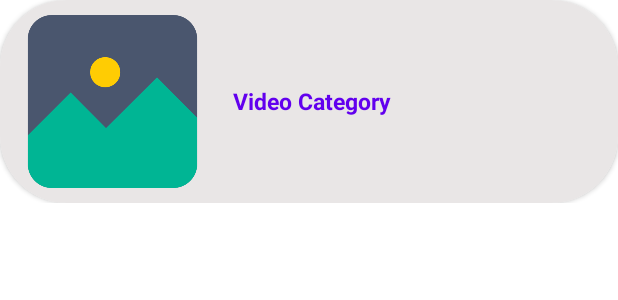
After one commit to CarlosTaipe/YoutubeListingApp, an Android app: the layout item_video_list.xml on its own in the app's theme, with its tools: preview values and no code run, on a phone screen of 412 x 824 dp. The commit adds this screen. Shown: the top 300 px of the screen. Run offline under Robolectric (Android 15) with nearby library versions, the phone set to English and light mode, and no system bars.

Commit message:
load videoList in Progress!

```diff
--- a/app/src/main/java/com/cdta/youtubelistingapp/MainActivity.kt
+++ b/app/src/main/java/com/cdta/youtubelistingapp/MainActivity.kt
@@ -4,7 +4,6 @@ import android.content.Intent
 import android.os.Bundle
 import android.util.Log
 import android.view.View
-import android.widget.Toast
 import androidx.appcompat.app.AppCompatActivity
 import androidx.recyclerview.widget.LinearLayoutManager
 import com.cdta.youtubelistingapp.adapter.CategoryAdapter
--- a/app/src/main/java/com/cdta/youtubelistingapp/VideoList.kt
+++ b/app/src/main/java/com/cdta/youtubelistingapp/VideoList.kt
@@ -1,15 +1,12 @@
 package com.cdta.youtubelistingapp
 
-import androidx.appcompat.app.AppCompatActivity
 import android.os.Bundle
 import android.util.Log
-import android.view.View
 import android.widget.Toast
-import com.cdta.youtubelistingapp.model.Category
+import androidx.appcompat.app.AppCompatActivity
 import com.cdta.youtubelistingapp.model.Video
 import com.parse.ParseObject
 import com.parse.ParseQuery
-import kotlinx.android.synthetic.main.activity_main.*
 
 class VideoList : AppCompatActivity() {
 
--- a/app/src/main/java/com/cdta/youtubelistingapp/adapter/CategoryAdapter.kt
+++ b/app/src/main/java/com/cdta/youtubelistingapp/adapter/CategoryAdapter.kt
@@ -7,12 +7,12 @@ import androidx.recyclerview.widget.RecyclerView
 import com.cdta.youtubelistingapp.R
 import com.cdta.youtubelistingapp.model.Category
 import com.squareup.picasso.Picasso
-import kotlinx.android.synthetic.main.item_category.view.*
+import kotlinx.android.synthetic.main.item_category_list.view.*
 
 class CategoryAdapter(var list:ArrayList<Category>, val clickListener:(Category)->Unit):
     RecyclerView.Adapter<RecyclerView.ViewHolder>() {
     override fun onCreateViewHolder(parent: ViewGroup, viewType: Int): RecyclerView.ViewHolder {
-        var view=LayoutInflater.from(parent.context).inflate(R.layout.item_category,parent,false)
+        var view=LayoutInflater.from(parent.context).inflate(R.layout.item_category_list,parent,false)
         return CategoryViewHolder(view)
     }
 
--- /dev/null
+++ b/app/src/main/res/layout/item_video_list.xml
@@ -0,0 +1,42 @@
+<?xml version="1.0" encoding="utf-8"?>
+<LinearLayout xmlns:android="http://schemas.android.com/apk/res/android"
+    xmlns:app="http://schemas.android.com/apk/res-auto"
+    android:layout_width="match_parent"
+    android:layout_height="wrap_content"
+    android:layout_marginBottom="20dp"
+    android:orientation="horizontal">
+
+    <androidx.cardview.widget.CardView
+        app:cardCornerRadius="20pt"
+        android:layout_width="match_parent"
+        android:layout_height="wrap_content">
+
+        <LinearLayout
+            android:layout_width="match_parent"
+            android:layout_height="match_parent"
+            android:background="#e9e6e6"
+            android:orientation="horizontal">
+
+            <ImageView
+                android:id="@+id/vid_image"
+                android:layout_width="150dp"
+                android:layout_height="135dp"
+                android:layout_gravity="center"
+                android:padding="10dp"
+                app:srcCompat="@drawable/picture" />
+
+            <TextView
+                android:id="@+id/vid_title"
+                android:layout_width="wrap_content"
+                android:layout_height="wrap_content"
+                android:layout_margin="5dp"
+                android:text="Video Category"
+                android:layout_gravity="center_vertical"
+                android:textColor="@color/design_default_color_primary"
+                android:textSize="15sp"
+                android:textStyle="bold" />
+
+        </LinearLayout>
+    </androidx.cardview.widget.CardView>
+
+</LinearLayout>
```
Also changed, not shown: app/src/main/java/com/cdta/youtubelistingapp/adapter/VideoAdapter.kt (added, +43 -0 lines), app/src/main/res/layout/activity_video_list.xml (+10 -2 lines), app/src/main/res/layout/item_category_list.xml (renamed from app/src/main/res/layout/item_category.xml).
